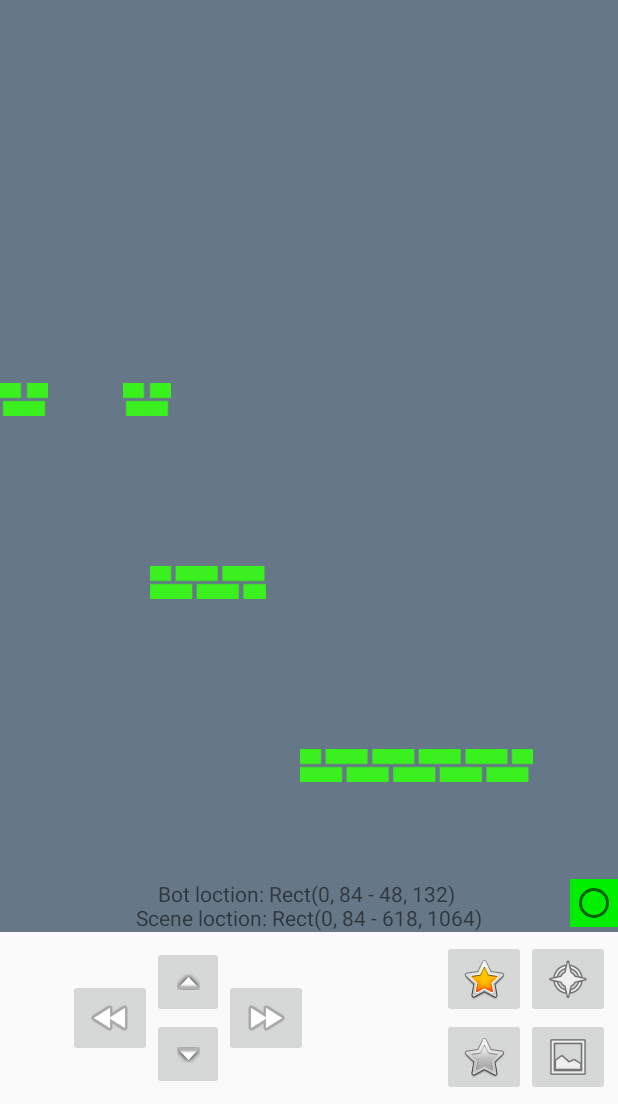
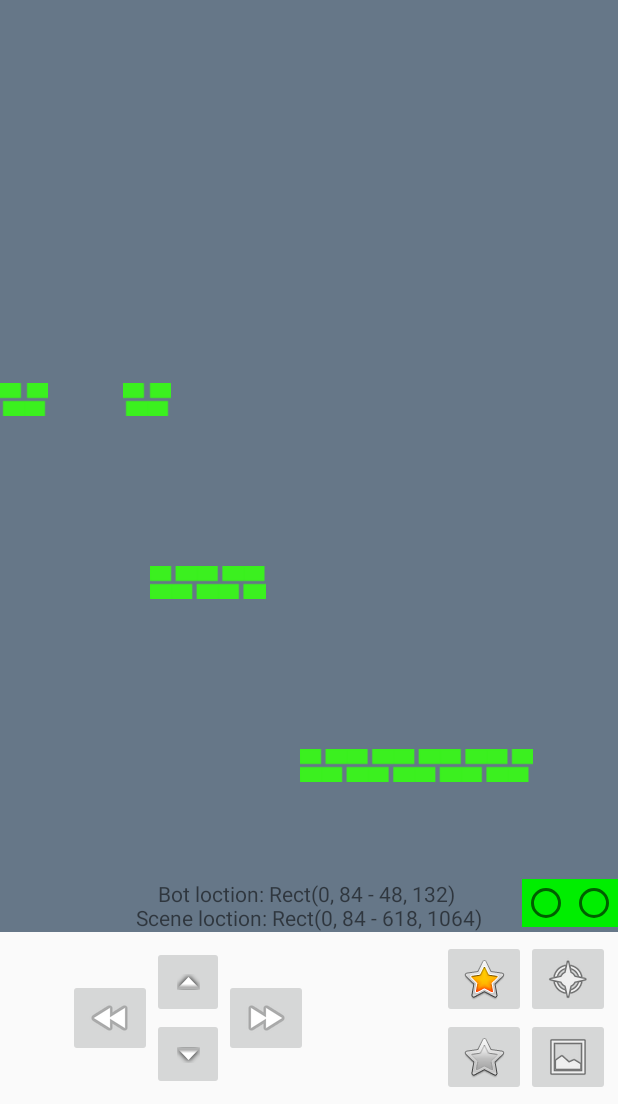
Before and after one commit to eurozulu/fluff, an Android app: the screen it shows after launch (MainActivity), on a phone screen of 412 x 824 dp, the part 132-1236 px from its top. Run offline under Robolectric (Android 15) with nearby library versions, the light colour scheme and no system bars.

Commit message:
Added collision detection in movement engine. Wired up a debug collision led on the player

```diff
--- a/app/src/main/java/org/spoofer/fluff/MainActivity.java
+++ b/app/src/main/java/org/spoofer/fluff/MainActivity.java
@@ -1,17 +1,24 @@
 package org.spoofer.fluff;
 
+import android.content.res.Resources;
 import android.graphics.Rect;
 import android.os.Bundle;
 import android.os.Handler;
 import android.os.Looper;
+import android.support.annotation.IdRes;
 import android.support.v7.app.AppCompatActivity;
 import android.view.ViewGroup;
 import android.widget.RadioButton;
 import android.widget.TextView;
 
 import org.spoofer.fluff.simple.ButtonController;
+import org.spoofer.fluff.simple.MonsterController;
 import org.spoofer.fluff.simple.SimpleMovementEngine;
 import org.spoofer.fluff.simple.SimpleScene;
+
+import java.util.ArrayList;
+import java.util.Collection;
+import java.util.List;
 
 public class MainActivity extends AppCompatActivity {
 
@@ -19,7 +26,7 @@ public class MainActivity extends AppCompatActivity {
 
     private final MovementEngine movementEngine = new SimpleMovementEngine();
 
-    private Controller controller;
+    private List<Controller> controllers = new ArrayList<>();
 
     private Scene scene;
 
@@ -31,7 +38,8 @@ public class MainActivity extends AppCompatActivity {
         setContentView(R.layout.activity_main);
 
         scene = new SimpleScene();
-        controller = createPlayerController();
+        controllers.add(createPlayerController());
+        controllers.addAll(getMonsterControllers(scene.getBots()));
     }
 
 
@@ -52,10 +60,6 @@ public class MainActivity extends AppCompatActivity {
     }
 
 
-
-
-
-
     private final Runnable debugUpdater = new Runnable() {
         @Override
         public void run() {
@@ -74,8 +78,13 @@ public class MainActivity extends AppCompatActivity {
                 TextView debugTxt = findViewById(R.id.txt_debug);
                 debugTxt.setText(s.toString());
 
-                RadioButton led = findViewById(R.id.led_onAir);
-                led.setBackgroundColor(movementEngine.isPerforming() ? getColor(R.color.colourRed) : getColor(R.color.colourGreen));
+                RadioButton ledOnAir = findViewById(R.id.led_onAir);
+                ledOnAir.setBackgroundColor(movementEngine.isPerforming() ? getColor(R.color.colourRed) : getColor(R.color.colourGreen));
+
+                RadioButton ledInCollision = findViewById(R.id.led_inCollision);
+                ledInCollision.setBackgroundColor(movementEngine.isInCollision(R.id.bot_player) ?
+                        getColor(R.color.colourRed) : getColor(R.color.colourGreen));
+
             } catch (Throwable e) {
                 e.printStackTrace();
             } finally {
@@ -94,5 +103,18 @@ public class MainActivity extends AppCompatActivity {
         return controller;
     }
 
+    private List<Controller> getMonsterControllers(Collection<Bot> bots) {
+        Resources resources = getResources();
+        List<Controller> controllers = new ArrayList<>();
+
+        for (Bot bot : bots) {
+            @IdRes int botId = bot.getView().getId();
+            String name = resources.getResourceName(botId);
+            if (null != name && name.contains("monster_red"))
+                controllers.add(new MonsterController(botId, movementEngine));
+        }
+
+        return controllers;
+    }
 
 }
--- a/app/src/main/java/org/spoofer/fluff/MovementEngine.java
+++ b/app/src/main/java/org/spoofer/fluff/MovementEngine.java
@@ -14,6 +14,6 @@ public interface MovementEngine {
     void setScene(Scene scene);
 
     boolean isPerforming();
-
+    boolean isInCollision(@IdRes int id);
 
 }
--- a/app/src/main/res/layout/activity_main.xml
+++ b/app/src/main/res/layout/activity_main.xml
@@ -49,6 +49,15 @@
             android:text="DEBUG"
             android:textAlignment="center" />
 
+
+
+        <RadioButton
+            android:id="@+id/led_inCollision"
+            android:layout_width="wrap_content"
+            android:layout_height="wrap_content"
+            android:layout_toLeftOf="@id/led_onAir"
+            android:background="@color/colourGreen" />
+
         <RadioButton
             android:id="@+id/led_onAir"
             android:layout_width="wrap_content"
```
Also changed, not shown: app/src/main/java/org/spoofer/fluff/simple/MonsterController.java (added, +20 -0 lines), app/src/main/java/org/spoofer/fluff/simple/SimpleMovementEngine.java (+24 -13 lines).
